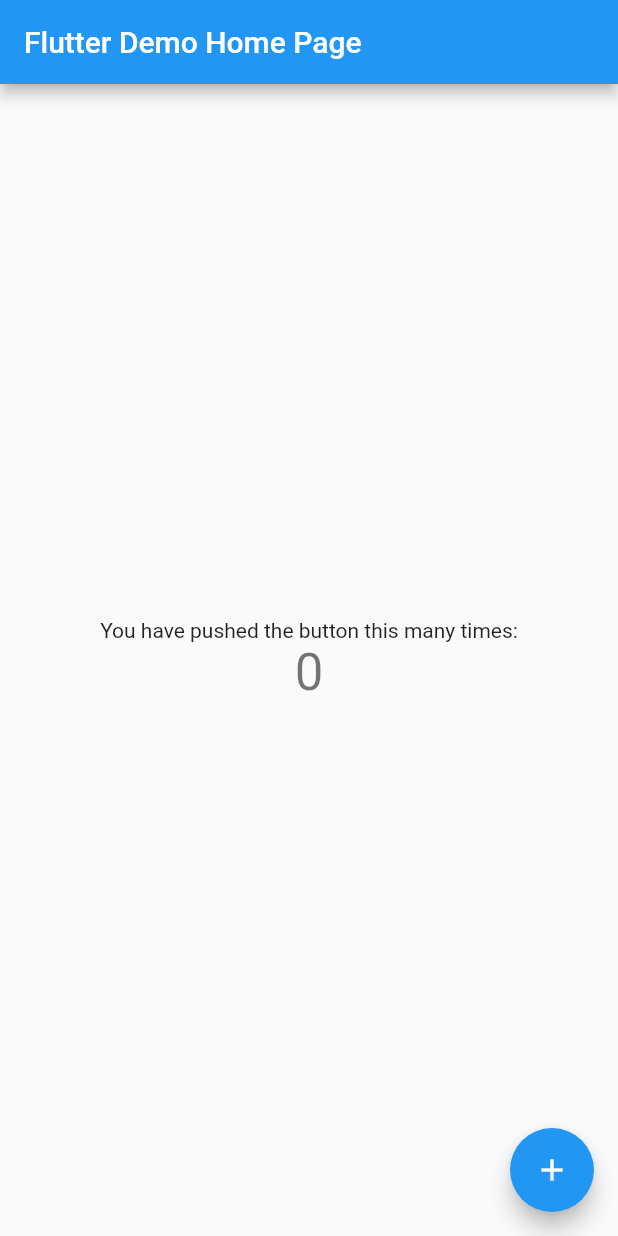
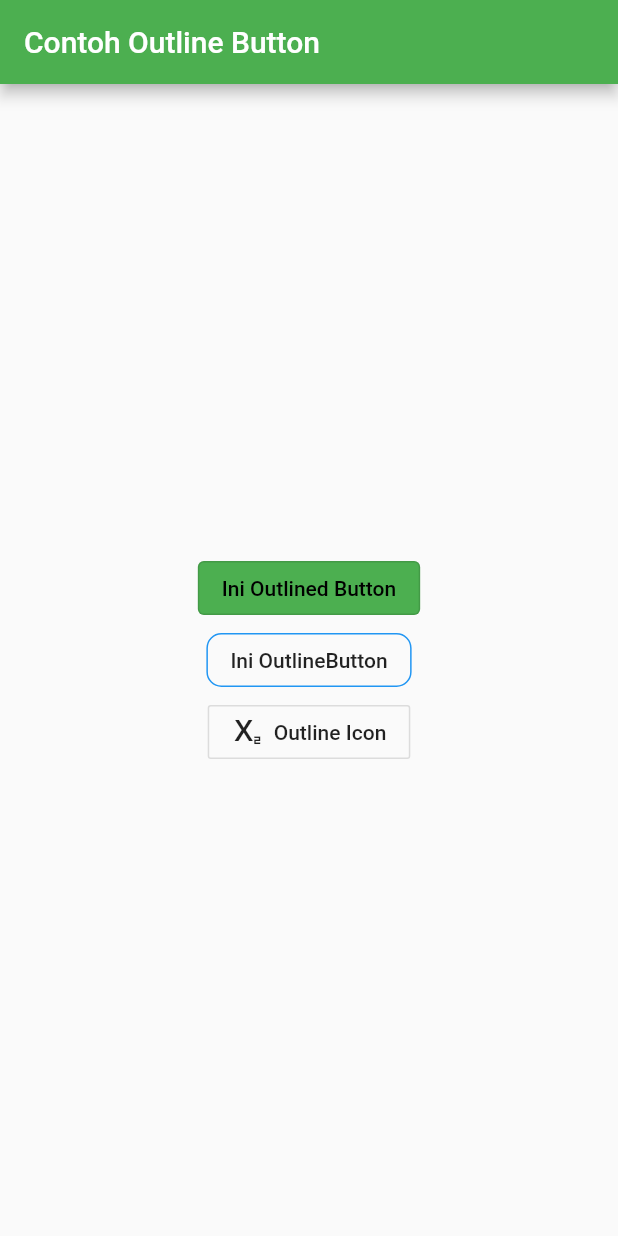
Before and after one commit to mwiwids/newflutter, a Flutter app: the screen it shows after launch, on a phone screen of 412 x 824 dp. Run offline on Flutter 3.47's test engine with Material 2 defaults, Android fonts, the light colour scheme and no system bars.

Commit message:
Outline Button

```diff
--- a/lib/main.dart
+++ b/lib/main.dart
@@ -1,3 +1,4 @@
+import 'package:flutter/cupertino.dart';
 import 'package:flutter/material.dart';
 
 void main() {
@@ -5,109 +6,63 @@
 }
 
 class MyApp extends StatelessWidget {
-  // This widget is the root of your application.
   @override
   Widget build(BuildContext context) {
     return MaterialApp(
-      title: 'Flutter Demo',
+      title: "PT SISI",
       theme: ThemeData(
-        // This is the theme of your application.
-        //
-        // Try running your application with "flutter run". You'll see the
-        // application has a blue toolbar. Then, without quitting the app, try
-        // changing the primarySwatch below to Colors.green and then invoke
-        // "hot reload" (press "r" in the console where you ran "flutter run",
-        // or simply save your changes to "hot reload" in a Flutter IDE).
-        // Notice that the counter didn't reset back to zero; the application
-        // is not restarted.
-        primarySwatch: Colors.blue,
+        primarySwatch: Colors.green,
       ),
-      home: MyHomePage(title: 'Flutter Demo Home Page'),
+      home: ContohOutlineButton(),
     );
   }
 }
 
-class MyHomePage extends StatefulWidget {
-  MyHomePage({Key? key, required this.title}) : super(key: key);
-
-  // This widget is the home page of your application. It is stateful, meaning
-  // that it has a State object (defined below) that contains fields that affect
-  // how it looks.
-
-  // This class is the configuration for the state. It holds the values (in this
-  // case the title) provided by the parent (in this case the App widget) and
-  // used by the build method of the State. Fields in a Widget subclass are
-  // always marked "final".
-
-  final String title;
-
-  @override
-  _MyHomePageState createState() => _MyHomePageState();
-}
-
-class _MyHomePageState extends State<MyHomePage> {
-  int _counter = 0;
-
-  void _incrementCounter() {
-    setState(() {
-      // This call to setState tells the Flutter framework that something has
-      // changed in this State, which causes it to rerun the build method below
-      // so that the display can reflect the updated values. If we changed
-      // _counter without calling setState(), then the build method would not be
-      // called again, and so nothing would appear to happen.
-      _counter++;
-    });
-  }
-
+class ContohOutlineButton extends StatelessWidget {
   @override
   Widget build(BuildContext context) {
-    // This method is rerun every time setState is called, for instance as done
-    // by the _incrementCounter method above.
-    //
-    // The Flutter framework has been optimized to make rerunning build methods
-    // fast, so that you can just rebuild anything that needs updating rather
-    // than having to individually change instances of widgets.
     return Scaffold(
       appBar: AppBar(
-        // Here we take the value from the MyHomePage object that was created by
-        // the App.build method, and use it to set our appbar title.
-        title: Text(widget.title),
+        title: Text("Contoh Outline Button"),
       ),
-      body: Center(
-        // Center is a layout widget. It takes a single child and positions it
-        // in the middle of the parent.
-        child: Column(
-          // Column is also a layout widget. It takes a list of children and
-          // arranges them vertically. By default, it sizes itself to fit its
-          // children horizontally, and tries to be as tall as its parent.
-          //
-          // Invoke "debug painting" (press "p" in the console, choose the
-          // "Toggle Debug Paint" action from the Flutter Inspector in Android
-          // Studio, or the "Toggle Debug Paint" command in Visual Studio Code)
-          // to see the wireframe for each widget.
-          //
-          // Column has various properties to control how it sizes itself and
-          // how it positions its children. Here we use mainAxisAlignment to
-          // center the children vertically; the main axis here is the vertical
-          // axis because Columns are vertical (the cross axis would be
-          // horizontal).
-          mainAxisAlignment: MainAxisAlignment.center,
-          children: <Widget>[
-            Text(
-              'You have pushed the button this many times:',
+      body: Column(
+        crossAxisAlignment: CrossAxisAlignment.center,
+        mainAxisAlignment: MainAxisAlignment.center,
+        children: [
+          Center(
+            child: OutlinedButton(
+              child: Text("Ini Outlined Button"),
+              style: ButtonStyle(
+                foregroundColor: MaterialStateProperty.all<Color>(Colors.black),
+                backgroundColor: MaterialStateProperty.all<Color>(Colors.green),
+                overlayColor: MaterialStateProperty.all<Color>(Colors.red),
+              ),
+              onPressed: () {
+                print("Ini contoh Outlined Button");
+              },
             ),
-            Text(
-              '$_counter',
-              style: Theme.of(context).textTheme.headline4,
+          ),
+          Center(
+            child: OutlineButton(
+              child: Text("Ini OutlineButton"),
+              borderSide: BorderSide(color: Colors.blue),
+              shape: RoundedRectangleBorder(
+                  borderRadius: BorderRadius.circular(10)),
+              onPressed: () {
+                print("Ini contoh Outline Button");
+              },
             ),
-          ],
-        ),
+          ),
+          Center(
+            child: OutlineButton.icon(
+                onPressed: () {
+                  print("Contoh outline button with Icon");
+                },
+                icon: Icon(Icons.subscript_sharp),
+                label: Text("Outline Icon")),
+          ),
+        ],
       ),
-      floatingActionButton: FloatingActionButton(
-        onPressed: _incrementCounter,
-        tooltip: 'Increment',
-        child: Icon(Icons.add),
-      ), // This trailing comma makes auto-formatting nicer for build methods.
     );
   }
 }
```
